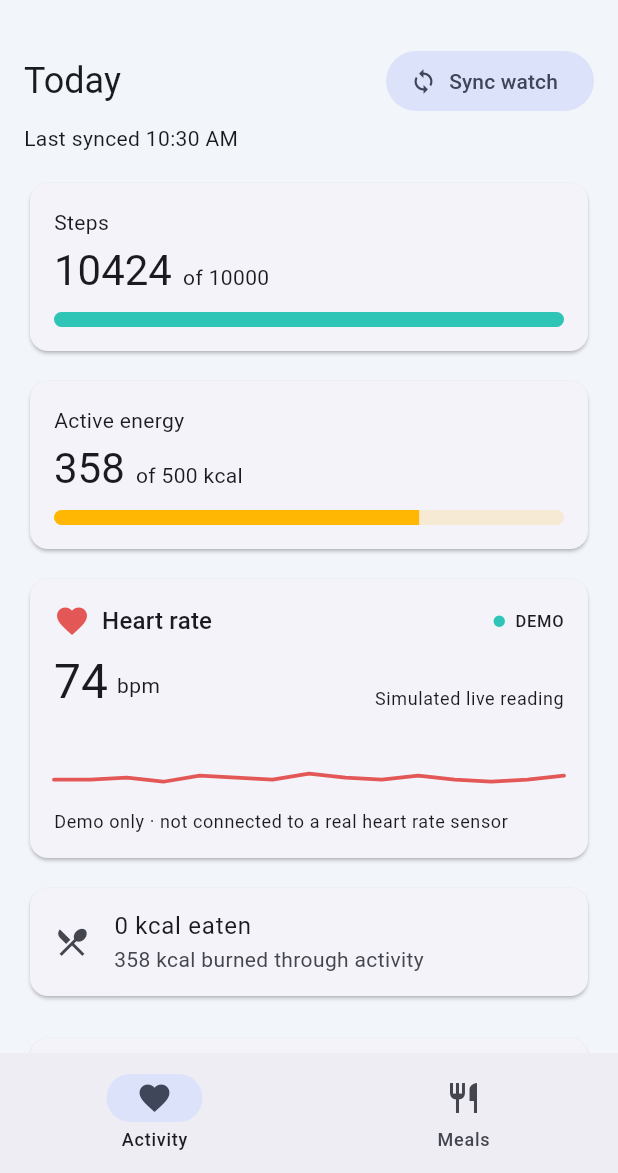
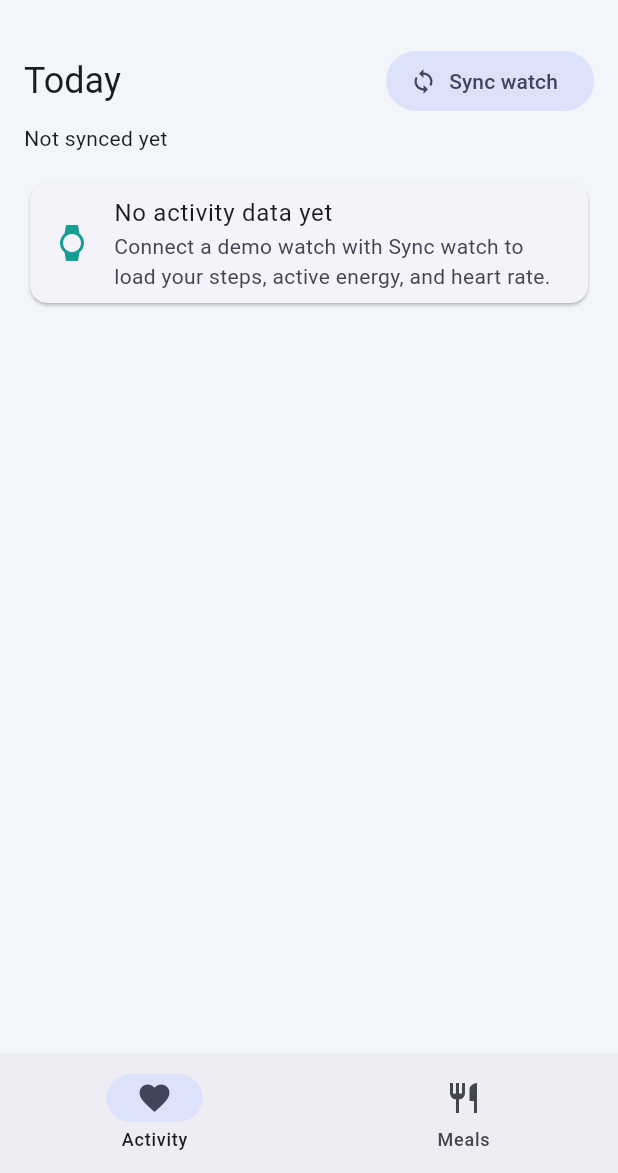
Before and after one commit to yunojuswa/nutrifit-sync, a Flutter app: the screen it shows after launch, on a phone screen of 412 x 824 dp, the part 63-1236 px from its top. Run offline on Flutter 3.47's test engine with Material 3 defaults, Android fonts, the phone set to English and light mode, and no system bars; our stand-ins replace image_picker.

Commit message:
Remove GitHub Actions workflow for deploying Flutter web app and update dashboard to improve no activity message

```diff
--- a/lib/dashboard.dart
+++ b/lib/dashboard.dart
@@ -185,8 +185,16 @@ class _DashboardPageState extends State<DashboardPage> {
                 const SizedBox(height: 20),
                 _WeeklyStepsChart(days: widget.days),
               ] else if (!widget.loading)
-                const Text(
-                    'No activity yet. Tap Sync watch to choose a demo watch and load activity.'),
+                Card(
+                  child: ListTile(
+                    leading:
+                        const Icon(Icons.watch, color: Color(0xFF169C91)),
+                    title: const Text('No activity data yet'),
+                    subtitle: Text(widget.connectedWatch == null
+                        ? 'Connect a demo watch with Sync watch to load your steps, active energy, and heart rate.'
+                        : 'No activity was returned. Try syncing your connected demo watch again.'),
+                  ),
+                ),
             ],
           ),
         ),
--- a/lib/main.dart
+++ b/lib/main.dart
@@ -37,13 +37,8 @@ class _HomeShellState extends State<HomeShell> {
   String? _connectedWatch;
   int _tab = 0;
 
-  @override
-  void initState() {
-    super.initState();
-    _sync();
-  }
-
   Future<void> _sync() async {
+    if (_connectedWatch == null) return;
     setState(() {
       _loading = true;
       _error = null;
```
Also changed, not shown: 1 other file.
